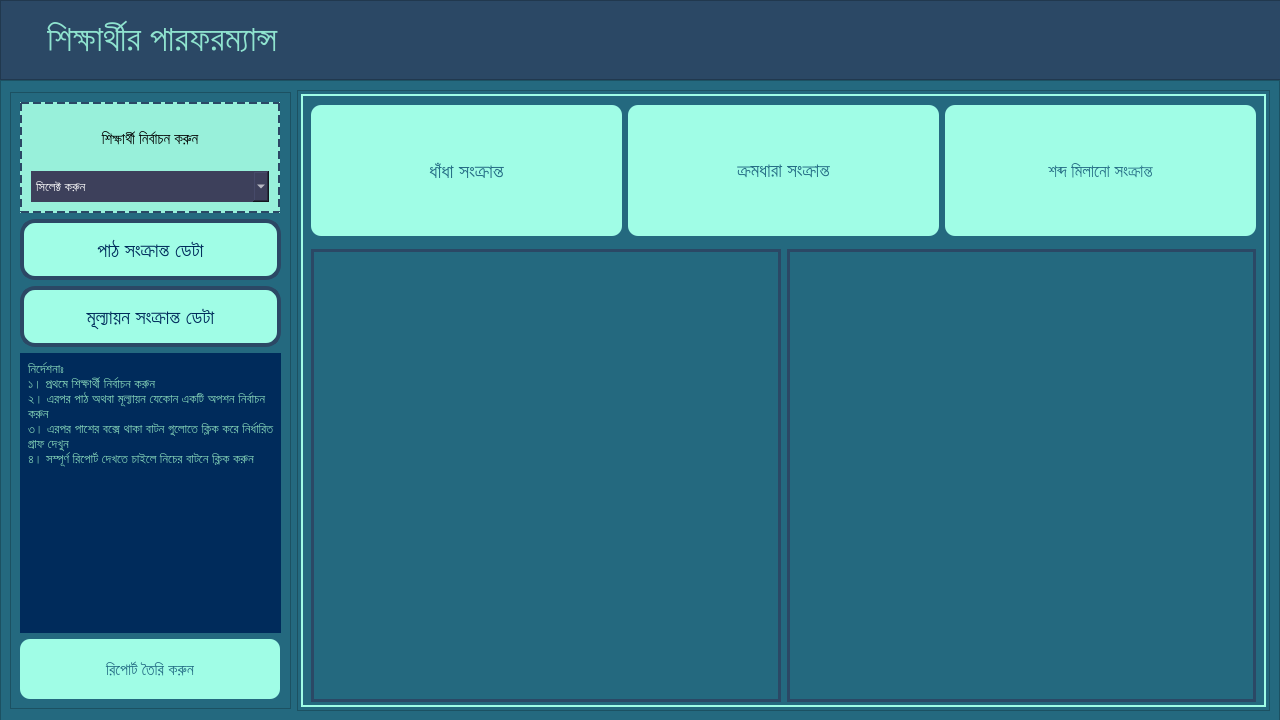
Qt form EmPower/Teacher/Frontend/PyQt_UI/HomePage.ui (ahmedfahad04/SPL-2) before a commit.
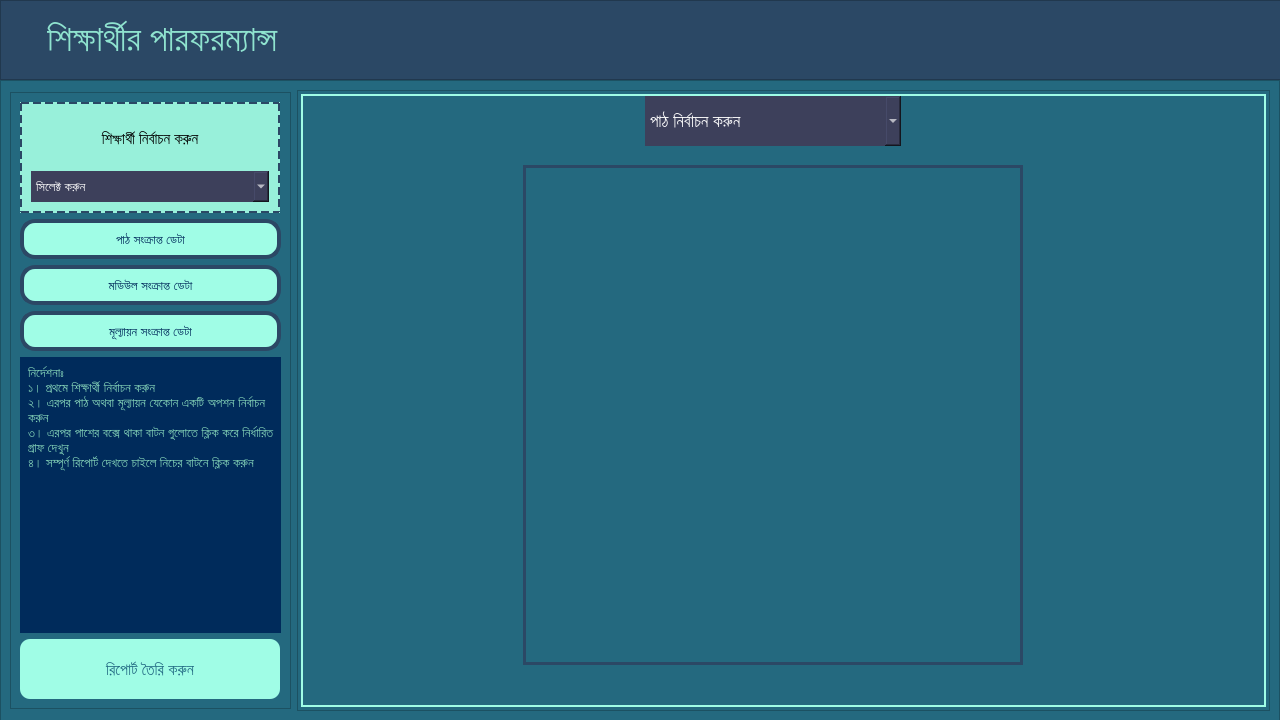
The same form after that commit. The open tabs and pages were chosen to show the change. Icons and pictures are not drawn.

```diff
--- a/EmPower/Teacher/Frontend/PyQt_UI/HomePage.ui
+++ b/EmPower/Teacher/Frontend/PyQt_UI/HomePage.ui
@@ -26,7 +26,7 @@
      <height>720</height>
     </size>
    </property>
-   <layout class="QHBoxLayout" name="horizontalLayout_14">
+   <layout class="QGridLayout" name="gridLayout_30">
     <property name="leftMargin">
      <number>0</number>
     </property>
@@ -39,7 +39,7 @@
     <property name="bottomMargin">
      <number>0</number>
     </property>
-    <item>
+    <item row="0" column="0">
      <widget class="QStackedWidget" name="stackedWidget">
       <property name="minimumSize">
        <size>
@@ -48,7 +48,7 @@
        </size>
       </property>
       <property name="currentIndex">
-       <number>3</number>
+       <number>6</number>
       </property>
       <widget class="QWidget" name="home_page">
        <property name="minimumSize">
@@ -1397,7 +1397,7 @@
                     </size>
                    </property>
                    <property name="currentIndex">
-                    <number>1</number>
+                    <number>0</number>
                    </property>
                    <widget class="QWidget" name="image_page">
                     <layout class="QHBoxLayout" name="horizontalLayout_9">
@@ -5958,8 +5958,8 @@
              <property name="frameShadow">
               <enum>QFrame::Raised</enum>
              </property>
-             <layout class="QGridLayout" name="gridLayout_23">
-              <item row="0" column="0">
+             <layout class="QVBoxLayout" name="verticalLayout_11">
+              <item>
                <widget class="QFrame" name="frame_11">
                 <property name="minimumSize">
                  <size>
@@ -6036,25 +6036,19 @@
                 </layout>
                </widget>
               </item>
-              <item row="1" column="0">
+              <item>
                <widget class="QPushButton" name="performance_lesson_btn">
-                <property name="enabled">
-                 <bool>false</bool>
-                </property>
                 <property name="minimumSize">
                  <size>
-                  <width>241</width>
-                  <height>61</height>
+                  <width>200</width>
+                  <height>40</height>
                  </size>
                 </property>
                 <property name="font">
                  <font>
-                  <pointsize>15</pointsize>
+                  <pointsize>10</pointsize>
                  </font>
                 </property>
-                <property name="cursor">
-                 <cursorShape>PointingHandCursor</cursorShape>
-                </property>
                 <property name="styleSheet">
                  <string notr="true">QPushButton {
 background-color: rgb(160, 253, 230);
@@ -6075,25 +6069,52 @@
                 </property>
                </widget>
               </item>
-              <item row="2" column="0">
+              <item>
+               <widget class="QPushButton" name="performance_module_btn">
+                <property name="minimumSize">
+                 <size>
+                  <width>200</width>
+                  <height>40</height>
+                 </size>
+                </property>
+                <property name="font">
+                 <font>
+                  <pointsize>10</pointsize>
+                 </font>
+                </property>
+                <property name="styleSheet">
+                 <string notr="true">QPushButton {
+background-color: rgb(160, 253, 230);
+color:  rgb(0, 43, 91) ;
+border-radius: 15px;
+border: 4px solid rgb(43, 72, 101);
+}
+
+QPushButton::hover:!pressed {
+	
+	background-color: rgb(143, 227, 207);
+	color: rgb(0, 43, 91);
+
+}</string>
+                </property>
+                <property name="text">
+                 <string>মডিউল সংক্রান্ত ডেটা</string>
+                </property>
+               </widget>
+              </item>
+              <item>
                <widget class="QPushButton" name="performance_eval_btn">
-                <property name="enabled">
-                 <bool>false</bool>
-                </property>
                 <property name="minimumSize">
                  <size>
-                  <width>241</width>
-                  <height>61</height>
+                  <width>200</width>
+                  <height>40</height>
                  </size>
                 </property>
                 <property name="font">
                  <font>
-                  <pointsize>15</pointsize>
+                  <pointsize>10</pointsize>
                  </font>
                 </property>
-                <property name="cursor">
-                 <cursorShape>PointingHandCursor</cursorShape>
-                </property>
                 <property name="styleSheet">
                  <string notr="true">QPushButton {
 background-color: rgb(160, 253, 230);
@@ -6114,7 +6135,7 @@
                 </property>
                </widget>
               </item>
-              <item row="3" column="0">
+              <item>
                <widget class="QLabel" name="label_12">
                 <property name="minimumSize">
                  <size>
@@ -6147,7 +6168,7 @@
                 </property>
                </widget>
               </item>
-              <item row="4" column="0">
+              <item>
                <widget class="QPushButton" name="performance_report_btn">
                 <property name="minimumSize">
                  <size>
@@ -6356,6 +6377,160 @@
                   </item>
                  </layout>
                 </widget>
+                <widget class="QWidget" name="module_stk_widget">
+                 <property name="styleSheet">
+                  <string notr="true">border: 2px solid rgb(160, 253, 230);</string>
+                 </property>
+                 <layout class="QGridLayout" name="gridLayout_31">
+                  <property name="leftMargin">
+                   <number>0</number>
+                  </property>
+                  <property name="topMargin">
+                   <number>0</number>
+                  </property>
+                  <property name="rightMargin">
+                   <number>0</number>
+                  </property>
+                  <property name="bottomMargin">
+                   <number>0</number>
+                  </property>
+                  <item row="0" column="2">
+                   <spacer name="verticalSpacer_11">
+                    <property name="orientation">
+                     <enum>Qt::Vertical</enum>
+                    </property>
+                    <property name="sizeHint" stdset="0">
+                     <size>
+                      <width>20</width>
+                      <height>7</height>
+                     </size>
+                    </property>
+                   </spacer>
+                  </item>
+                  <item row="1" column="0" colspan="2">
+                   <spacer name="horizontalSpacer_30">
+                    <property name="orientation">
+                     <enum>Qt::Horizontal</enum>
+                    </property>
+                    <property name="sizeHint" stdset="0">
+                     <size>
+                      <width>332</width>
+                      <height>20</height>
+                     </size>
+                    </property>
+                   </spacer>
+                  </item>
+                  <item row="1" column="2">
+                   <widget class="QComboBox" name="p_lesson_id_cmb">
+                    <property name="minimumSize">
+                     <size>
+                      <width>256</width>
+                      <height>50</height>
+                     </size>
+                    </property>
+                    <property name="font">
+                     <font>
+                      <pointsize>13</pointsize>
+                     </font>
+                    </property>
+                    <property name="styleSheet">
+                     <string notr="true">border: none;
+background-color: rgb(61, 64, 91);
+color: white;</string>
+                    </property>
+                    <item>
+                     <property name="text">
+                      <string>পাঠ নির্বাচন করুন</string>
+                     </property>
+                    </item>
+                   </widget>
+                  </item>
+                  <item row="1" column="3" colspan="2">
+                   <spacer name="horizontalSpacer_29">
+                    <property name="orientation">
+                     <enum>Qt::Horizontal</enum>
+                    </property>
+                    <property name="sizeHint" stdset="0">
+                     <size>
+                      <width>352</width>
+                      <height>20</height>
+                     </size>
+                    </property>
+                   </spacer>
+                  </item>
+                  <item row="2" column="2">
+                   <spacer name="verticalSpacer_9">
+                    <property name="orientation">
+                     <enum>Qt::Vertical</enum>
+                    </property>
+                    <property name="sizeHint" stdset="0">
+                     <size>
+                      <width>20</width>
+                      <height>18</height>
+                     </size>
+                    </property>
+                   </spacer>
+                  </item>
+                  <item row="3" column="1" rowspan="2" colspan="3">
+                   <widget class="QLabel" name="p_module_graph_lbl">
+                    <property name="minimumSize">
+                     <size>
+                      <width>500</width>
+                      <height>500</height>
+                     </size>
+                    </property>
+                    <property name="styleSheet">
+                     <string notr="true">border: 3px solid rgb(43, 72, 101);</string>
+                    </property>
+                    <property name="text">
+                     <string/>
+                    </property>
+                    <property name="alignment">
+                     <set>Qt::AlignCenter</set>
+                    </property>
+                   </widget>
+                  </item>
+                  <item row="3" column="4">
+                   <spacer name="horizontalSpacer_28">
+                    <property name="orientation">
+                     <enum>Qt::Horizontal</enum>
+                    </property>
+                    <property name="sizeHint" stdset="0">
+                     <size>
+                      <width>230</width>
+                      <height>20</height>
+                     </size>
+                    </property>
+                   </spacer>
+                  </item>
+                  <item row="4" column="0">
+                   <spacer name="horizontalSpacer_27">
+                    <property name="orientation">
+                     <enum>Qt::Horizontal</enum>
+                    </property>
+                    <property name="sizeHint" stdset="0">
+                     <size>
+                      <width>210</width>
+                      <height>20</height>
+                     </size>
+                    </property>
+                   </spacer>
+                  </item>
+                  <item row="5" column="2">
+                   <spacer name="verticalSpacer_10">
+                    <property name="orientation">
+                     <enum>Qt::Vertical</enum>
+                    </property>
+                    <property name="sizeHint" stdset="0">
+                     <size>
+                      <width>20</width>
+                      <height>47</height>
+                     </size>
+                    </property>
+                   </spacer>
+                  </item>
+                 </layout>
+                </widget>
                 <widget class="QWidget" name="eval_stk_widget">
                  <property name="styleSheet">
                   <string notr="true">border: 2px solid rgb(160, 253, 230);</string>
@@ -6396,25 +6571,13 @@
                     <property name="frameShadow">
                      <enum>QFrame::Raised</enum>
                     </property>
-                    <layout class="QHBoxLayout" name="horizontalLayout_17">
-                     <property name="leftMargin">
-                      <number>5</number>
-                     </property>
-                     <property name="topMargin">
-                      <number>0</number>
-                     </property>
-                     <property name="rightMargin">
-                      <number>5</number>
-                     </property>
-                     <property name="bottomMargin">
-                      <number>0</number>
-                     </property>
+                    <layout class="QHBoxLayout" name="horizontalLayout_14">
                      <item>
                       <widget class="QPushButton" name="p_eval_puzzle_btn">
                        <property name="minimumSize">
                         <size>
-                         <width>291</width>
-                         <height>131</height>
+                         <width>239</width>
+                         <height>65</height>
                         </size>
                        </property>
                        <property name="font">
@@ -6448,8 +6611,8 @@
                       <widget class="QPushButton" name="p_eval_seq_btn">
                        <property name="minimumSize">
                         <size>
-                         <width>311</width>
-                         <height>131</height>
+                         <width>0</width>
+                         <height>65</height>
                         </size>
                        </property>
                        <property name="font">
@@ -6483,8 +6646,8 @@
                       <widget class="QPushButton" name="p_eval_matching_btn">
                        <property name="minimumSize">
                         <size>
-                         <width>290</width>
-                         <height>131</height>
+                         <width>0</width>
+                         <height>65</height>
                         </size>
                        </property>
                        <property name="font">
@@ -6514,6 +6677,41 @@
                        </property>
                       </widget>
                      </item>
+                     <item>
+                      <widget class="QPushButton" name="p_eval_mcq_btn">
+                       <property name="minimumSize">
+                        <size>
+                         <width>0</width>
+                         <height>65</height>
+                        </size>
+                       </property>
+                       <property name="font">
+                        <font>
+                         <pointsize>13</pointsize>
+                        </font>
+                       </property>
+                       <property name="cursor">
+                        <cursorShape>PointingHandCursor</cursorShape>
+                       </property>
+                       <property name="styleSheet">
+                        <string notr="true">QPushButton {
+background-color: rgb(160, 253, 230);
+color:  #256D85 ;
+border-radius: 10px;
+}
+
+QPushButton::hover {
+	
+	background-color: rgb(143, 227, 207);
+	color: #2B4865;
+
+}</string>
+                       </property>
+                       <property name="text">
+                        <string>বহুনির্বচনী সংক্রান্ত</string>
+                       </property>
+                      </widget>
+                     </item>
                     </layout>
                    </widget>
                   </item>
```
